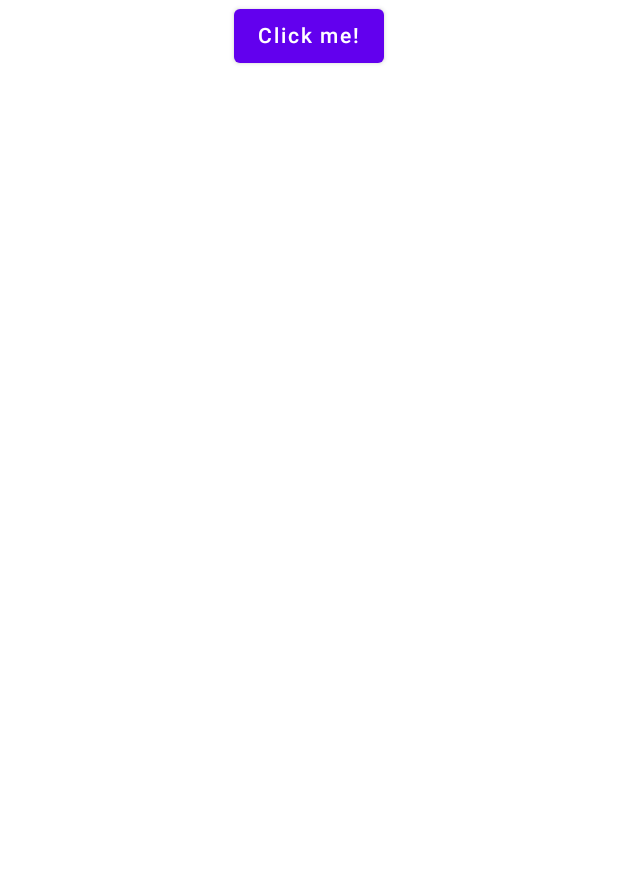
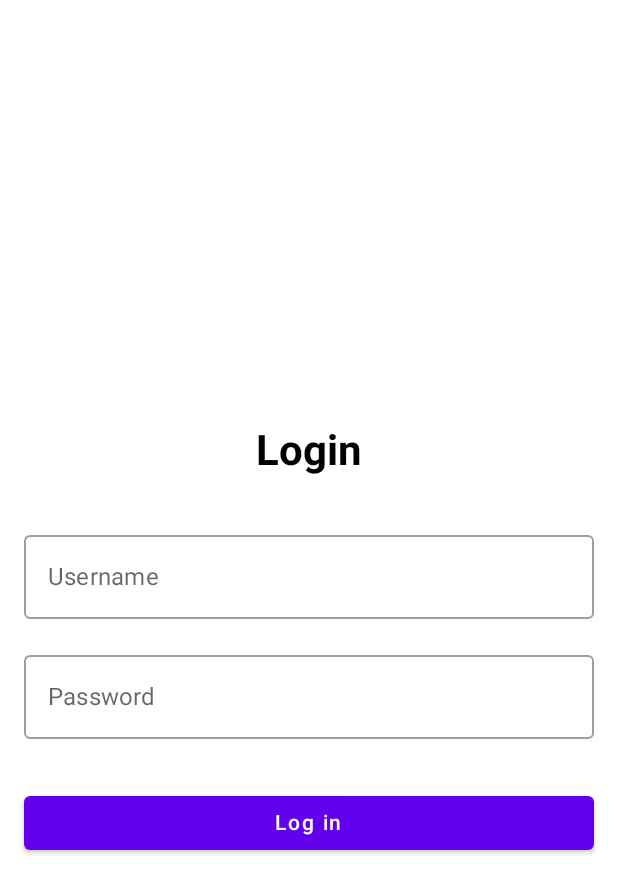
Before and after one commit to mariamatusiskova/mtaa-fe-xmatusiskova-xremenarp-visitor, an Android app built with Jetpack Compose: the @Preview function App, on a phone screen of 412 x 824 dp. Shown: the top 893 px of the screen. Run offline under Robolectric (Android 15) with nearby library versions, the phone set to English and light mode, and no system bars; our stand-ins replace Compose Multiplatform resources.

Commit message:
base of login

```diff
--- a/composeApp/src/androidMain/res/values/colors.xml
+++ b/composeApp/src/androidMain/res/values/colors.xml
@@ -1,4 +1,4 @@
 <?xml version="1.0" encoding="utf-8"?>
 <resources>
-    <color name="dark_grey">#282828</color>>
+    <color name="dark_grey">#282828</color>
 </resources>
--- a/composeApp/src/androidMain/res/values/styles.xml
+++ b/composeApp/src/androidMain/res/values/styles.xml
@@ -6,6 +6,8 @@
 
         <item name="windowSplashScreenBackground">@color/dark_grey</item>
 
+        <item name="android:windowBackground">@color/white</item>
+
         <item name="windowSplashScreenAnimatedIcon">@drawable/splash_screen</item>
 
         <item name="postSplashScreenTheme">@style/Theme.App</item>
--- a/composeApp/src/commonMain/kotlin/App.kt
+++ b/composeApp/src/commonMain/kotlin/App.kt
@@ -1,13 +1,32 @@
+import androidx.compose.foundation.layout.*
+import androidx.compose.foundation.text.KeyboardOptions
+import androidx.compose.material.Text
+import androidx.compose.material.Button
+import androidx.compose.material.OutlinedTextField
+import androidx.compose.runtime.Composable
+import androidx.compose.runtime.getValue
+import androidx.compose.runtime.mutableStateOf
+import androidx.compose.runtime.remember
+import androidx.compose.runtime.setValue
+import androidx.compose.ui.text.input.ImeAction
+import androidx.compose.ui.text.input.KeyboardType
+import androidx.compose.ui.text.input.PasswordVisualTransformation
+import androidx.compose.ui.unit.dp
+import androidx.compose.ui.unit.sp
 import androidx.compose.animation.AnimatedVisibility
 import androidx.compose.foundation.Image
+import androidx.compose.foundation.background
+import androidx.compose.foundation.layout.Arrangement
 import androidx.compose.foundation.layout.Column
+import androidx.compose.foundation.layout.fillMaxSize
 import androidx.compose.foundation.layout.fillMaxWidth
-import androidx.compose.material.Button
+import androidx.compose.foundation.layout.padding
 import androidx.compose.material.MaterialTheme
-import androidx.compose.material.Text
-import androidx.compose.runtime.*
+import androidx.compose.ui.text.font.FontWeight
 import androidx.compose.ui.Alignment
 import androidx.compose.ui.Modifier
+import androidx.compose.ui.graphics.Color
+import androidx.compose.ui.text.style.TextAlign
 import org.jetbrains.compose.resources.ExperimentalResourceApi
 import org.jetbrains.compose.resources.painterResource
 import org.jetbrains.compose.ui.tooling.preview.Preview
@@ -19,19 +38,77 @@ import visitor.composeapp.generated.resources.compose_multiplatform
 @Composable
 @Preview
 fun App() {
-    MaterialTheme {
-        var showContent by remember { mutableStateOf(false) }
-        Column(Modifier.fillMaxWidth(), horizontalAlignment = Alignment.CenterHorizontally) {
-            Button(onClick = { showContent = !showContent }) {
-                Text("Click me!")
-            }
-            AnimatedVisibility(showContent) {
-                val greeting = remember { Greeting().greet() }
-                Column(Modifier.fillMaxWidth(), horizontalAlignment = Alignment.CenterHorizontally) {
-                    Image(painterResource(Res.drawable.compose_multiplatform), null)
-                    Text("Compose: $greeting")
-                }
+
+    var username by remember { mutableStateOf("") }
+    var password by remember { mutableStateOf("") }
+
+    Box(
+        modifier = Modifier
+            .fillMaxSize()
+            .background(Color.White)
+    ) {
+
+        Column(
+            modifier = Modifier.fillMaxSize().padding(horizontal = 16.dp),
+            verticalArrangement = Arrangement.Center
+        ) {
+            Text(
+                text = "Login",
+                fontSize = 28.sp,
+                fontWeight = FontWeight.Bold,
+                textAlign = TextAlign.Center,
+                modifier = Modifier.fillMaxWidth().padding(vertical = 32.dp)
+            )
+
+            OutlinedTextField(
+                value = username,
+                onValueChange = { username = it },
+                label = { Text("Username") },
+                keyboardOptions = KeyboardOptions(
+                    keyboardType = KeyboardType.Text,
+                    imeAction = ImeAction.Next
+                ),
+                modifier = Modifier.fillMaxWidth()
+            )
+
+            Spacer(modifier = Modifier.height(16.dp))
+
+            OutlinedTextField(
+                value = password,
+                onValueChange = { password = it },
+                label = { Text("Password") },
+                visualTransformation = PasswordVisualTransformation(),
+                keyboardOptions = KeyboardOptions(
+                    keyboardType = KeyboardType.Password,
+                    imeAction = ImeAction.Done
+                ),
+                modifier = Modifier.fillMaxWidth()
+            )
+
+            Spacer(modifier = Modifier.height(32.dp))
+
+            Button(
+                onClick = { /* Handle login button click */ },
+                modifier = Modifier.fillMaxWidth()
+            ) {
+                Text(text = "Log in")
             }
         }
     }
+
+//    MaterialTheme {
+//        var showContent by remember { mutableStateOf(false) }
+//        Column(Modifier.fillMaxWidth(), horizontalAlignment = Alignment.CenterHorizontally) {
+//            Button(onClick = { showContent = !showContent }) {
+//                Text("Click me!")
+//            }
+//            AnimatedVisibility(showContent) {
+//                val greeting = remember { Greeting().greet() }
+//                Column(Modifier.fillMaxWidth(), horizontalAlignment = Alignment.CenterHorizontally) {
+//                    Image(painterResource(Res.drawable.compose_multiplatform), null)
+//                    Text("Compose: $greeting")
+//                }
+//            }
+//        }
+//    }
 }
```
Also changed, not shown: 1 other file.
